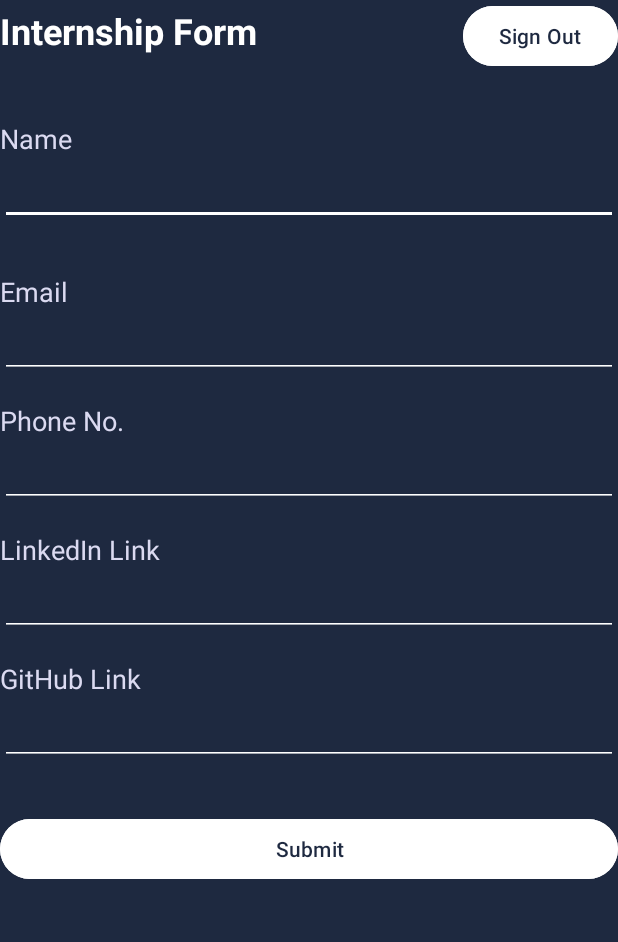
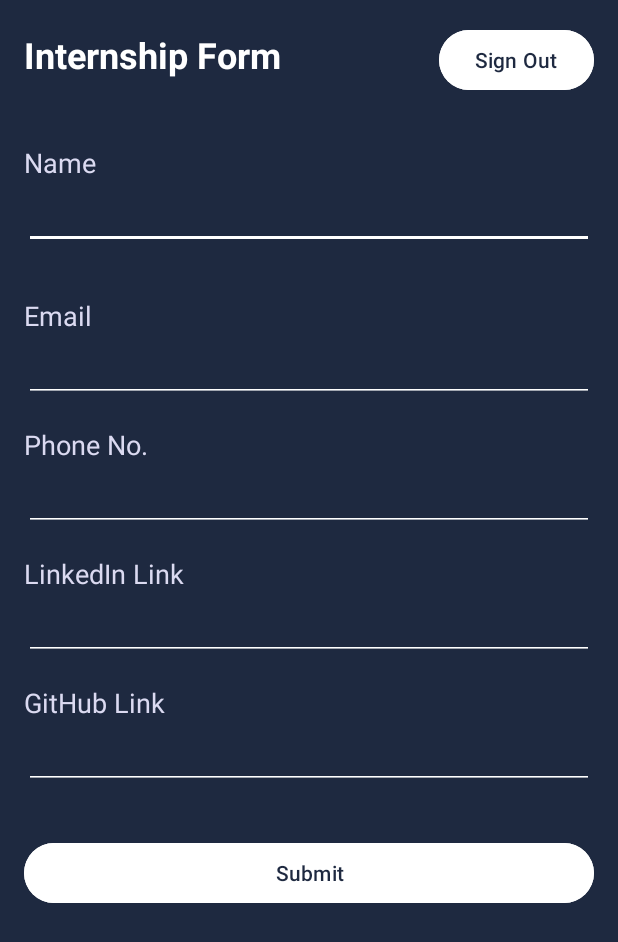
Before and after one commit to BeshoyAshraf10/Firebase_form_project, an Android app: the screen it shows after launch once a user with an empty profile is signed in (HomeActivity), on a phone screen of 412 x 824 dp. Shown: the top 942 px of the screen. Run offline under Robolectric (Android 15) with nearby library versions, the light colour scheme and no system bars; our stand-ins replace Firebase (no records; nobody signed in at launch, a user with empty details on screens opened directly).

Commit message:
Padding added

```diff
--- a/app/src/main/java/com/example/firebase_project_depi/HomeActivity.kt
+++ b/app/src/main/java/com/example/firebase_project_depi/HomeActivity.kt
@@ -26,7 +26,14 @@ class HomeActivity : AppCompatActivity() {
         setContentView(binding.root)
         ViewCompat.setOnApplyWindowInsetsListener(findViewById(R.id.main)) { v, insets ->
             val systemBars = insets.getInsets(WindowInsetsCompat.Type.systemBars())
-            v.setPadding(systemBars.left, systemBars.top, systemBars.right, systemBars.bottom)
+            val scale = resources.displayMetrics.density
+            val desiredPx = (16* scale+0.5f).toInt()
+            v.setPadding(
+                systemBars.left + desiredPx,
+                systemBars.top + desiredPx,
+                systemBars.right + desiredPx,
+                systemBars.bottom + desiredPx
+            )
             insets
         }
 
--- a/app/src/main/java/com/example/firebase_project_depi/MainActivity.kt
+++ b/app/src/main/java/com/example/firebase_project_depi/MainActivity.kt
@@ -43,7 +43,14 @@ class MainActivity : AppCompatActivity() {
         setContentView(binding.root)
         ViewCompat.setOnApplyWindowInsetsListener(findViewById(R.id.main)) { v, insets ->
             val systemBars = insets.getInsets(WindowInsetsCompat.Type.systemBars())
-            v.setPadding(systemBars.left, systemBars.top, systemBars.right, systemBars.bottom)
+            val scale = resources.displayMetrics.density
+            val desiredPx = (16* scale+0.5f).toInt()
+            v.setPadding(
+                systemBars.left + desiredPx,
+                systemBars.top + desiredPx,
+                systemBars.right + desiredPx,
+                systemBars.bottom + desiredPx
+            )
             insets
         }
         binding.notUserTv.setOnClickListener {
```
Also changed, not shown: app/src/main/java/com/example/firebase_project_depi/SignUpActivity.kt (+8 -1 lines).
